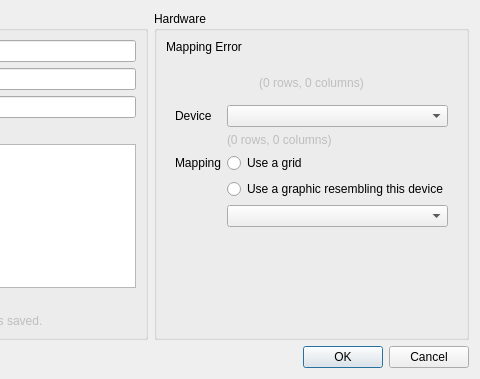
polychromatic/polychromatic, file data/qt/effect-metadata-editor.ui: the form before one commit; both pictures show x 336 to 816 and y 0 to 379 of the 816 by 379 pixel window.
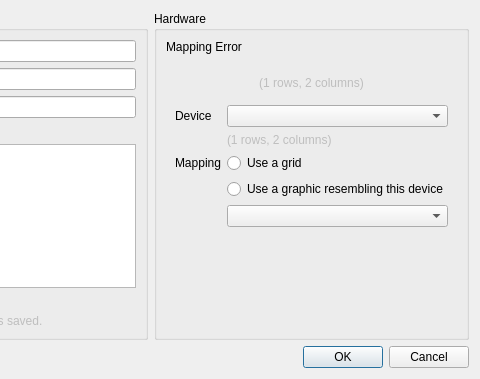
The form after the commit.

```diff
--- a/data/qt/effect-metadata-editor.ui
+++ b/data/qt/effect-metadata-editor.ui
@@ -181,7 +181,7 @@
             <bool>false</bool>
            </property>
            <property name="text">
-            <string notr="true">(0 rows, 0 columns)</string>
+            <string notr="true">(1 rows, 2 columns)</string>
            </property>
            <property name="alignment">
             <set>Qt::AlignCenter</set>
@@ -231,7 +231,7 @@
                <bool>false</bool>
               </property>
               <property name="text">
-               <string>(0 rows, 0 columns)</string>
+               <string notr="true">(1 rows, 2 columns)</string>
               </property>
              </widget>
             </item>
```
Left out of the diff: 4 changed lines with no effect on the pictures.
